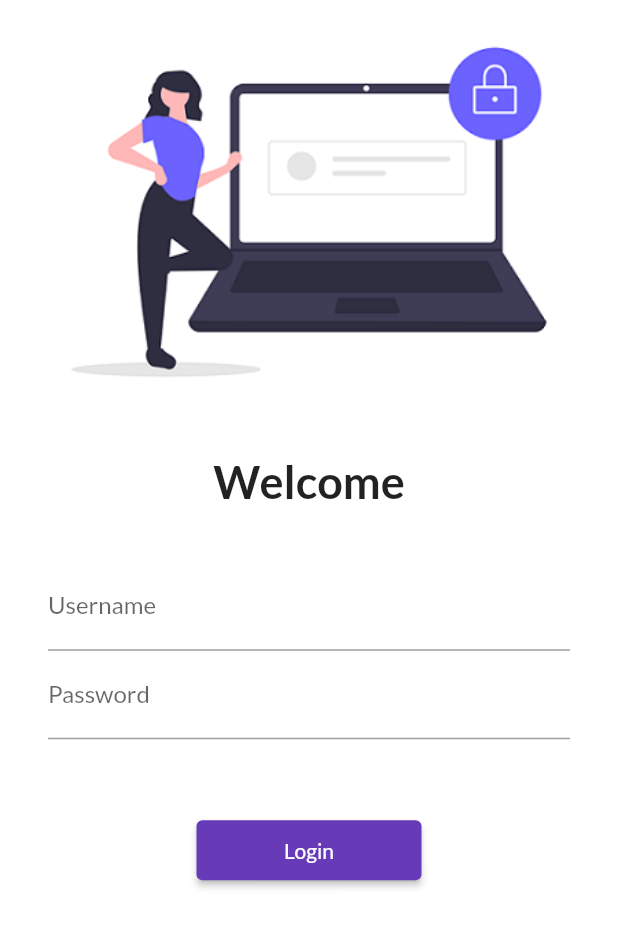
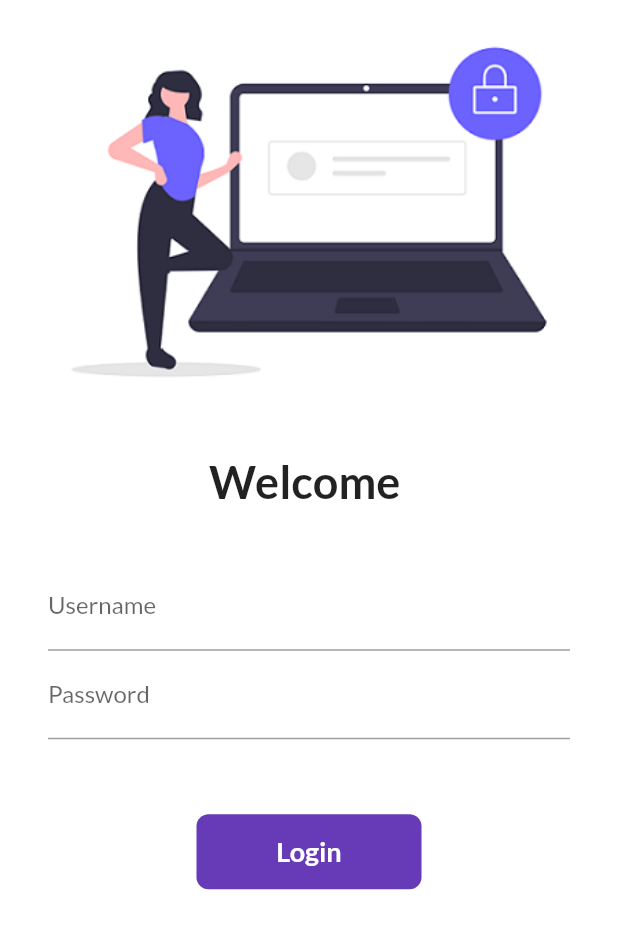
Before and after one commit to Manbarbisht/flutter_app_learn_first-steps, a Flutter app: the screen it shows after launch, on a phone screen of 412 x 824 dp. Shown: the top 929 px of the screen. Run offline on Flutter 3.47's test engine with Material 2 defaults, Android fonts, the phone set to English and light mode, and no system bars; our stand-ins replace google_fonts.

Commit message:
creat loginpage desine

```diff
--- a/lib/pages/loginpage.dart
+++ b/lib/pages/loginpage.dart
@@ -1,8 +1,18 @@
 import 'package:flutter/material.dart';
-import 'package:flutter_catalog/utils/routes.dart';
 
-class LoginPage extends StatelessWidget {
+import '../utils/routes.dart';
+
+
+class LoginPage extends StatefulWidget {
   const LoginPage({Key? key}) : super(key: key);
+
+  @override
+  State<LoginPage> createState() => _LoginPageState();
+}
+
+class _LoginPageState extends State<LoginPage> {
+  String name = "";
+  bool changeButton = false;
 
   @override
   Widget build(BuildContext context) {
@@ -13,8 +23,8 @@ class LoginPage extends StatelessWidget {
           children: [Image.asset("assets/images/login_page.png",
             fit: BoxFit.cover,),
             const SizedBox(height: 20,),
-            const Text("Welcome",
-            style:TextStyle(
+             Text("Welcome $name",
+            style:const TextStyle(
               fontSize: 30,
               fontWeight: FontWeight.bold,
             ),
@@ -28,6 +38,12 @@ class LoginPage extends StatelessWidget {
                   TextFormField(
                     decoration: const InputDecoration(hintText: "Enter User name",
                         labelText: "Username"),
+                  onChanged: (value){
+                      name = value;
+                      setState(() {
+
+                      });
+                  },
                   ),
                   TextFormField(
                     obscureText: true,
@@ -37,14 +53,39 @@ class LoginPage extends StatelessWidget {
                   ),
                   const SizedBox(
                   height: 50,),
-                  ElevatedButton(
-                    child: const Text("Login"),
-                    style: TextButton.styleFrom(
-                        minimumSize: const Size(150,40)),
-                     onPressed: () {
+                  InkWell(
+                    onTap: () async {
+                      setState(() {
+                        changeButton = true;
+                      });
+                      await Future.delayed(const Duration(seconds: 1));
                       Navigator.pushNamed(context, MyRoutes.homeRoute);
-                     },
-                  ),
+                      },
+                    child: AnimatedContainer(
+                      duration: const Duration(seconds: 1),
+                      width: changeButton?50 : 150,
+                      height: 50,
+
+                      alignment: Alignment.center,
+                      decoration: BoxDecoration(
+                        color: Colors.deepPurple,
+                      borderRadius: BorderRadius.circular(changeButton?50 : 8),
+                      ),
+                      child: changeButton?const Icon(Icons.done,color: Colors.white,)
+                      : const Text("Login",
+                        style: TextStyle(color: Colors.white,
+                            fontWeight: FontWeight.bold,fontSize: 18),
+                       ),
+
+                    ),
+                  )
+                  // ElevatedButton(
+                  //   child: const Text("Login"),
+                  //   style: TextButton.styleFrom(
+                  //       minimumSize: const Size(150,40)),
+                  //    onPressed: () {
+                  //    },
+                  // ),
   ],
               ),
             )
```
